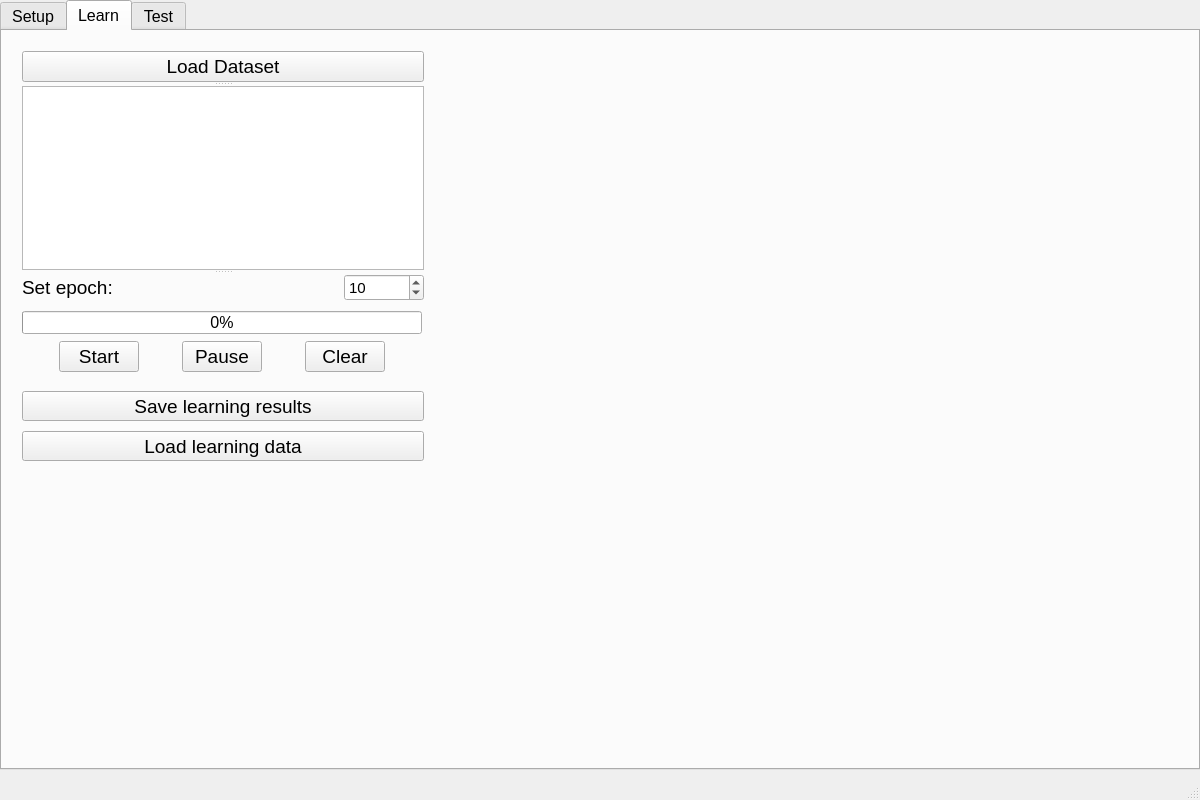
Before: the Qt Designer form src/mainwindow.ui in IgorMitiukliaev/CPP7_MLP, drawn with Qt 5.
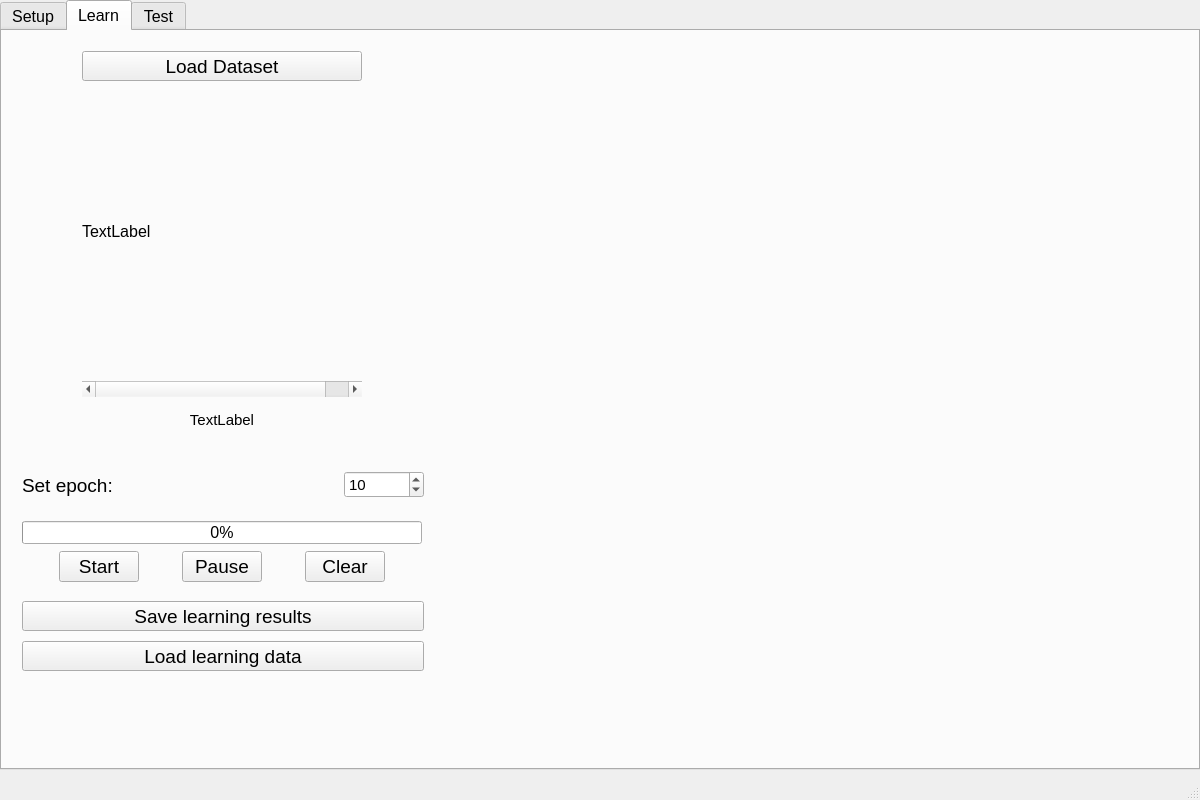
After: the same form once the commit is applied.

```diff
--- a/src/mainwindow.ui
+++ b/src/mainwindow.ui
@@ -630,99 +630,11 @@
      <attribute name="title">
       <string>Learn</string>
      </attribute>
-     <widget class="QSplitter" name="splitter">
-      <property name="geometry">
-       <rect>
-        <x>20</x>
-        <y>20</y>
-        <width>402</width>
-        <height>250</height>
-       </rect>
-      </property>
-      <property name="orientation">
-       <enum>Qt::Vertical</enum>
-      </property>
-      <widget class="QPushButton" name="btnLoadDataset">
-       <property name="sizePolicy">
-        <sizepolicy hsizetype="Fixed" vsizetype="Fixed">
-         <horstretch>0</horstretch>
-         <verstretch>0</verstretch>
-        </sizepolicy>
-       </property>
-       <property name="font">
-        <font>
-         <pointsize>14</pointsize>
-        </font>
-       </property>
-       <property name="text">
-        <string>Load Dataset</string>
-       </property>
-      </widget>
-      <widget class="QTextBrowser" name="textBrowser"/>
-      <widget class="QWidget" name="layoutWidget_6">
-       <layout class="QHBoxLayout" name="horizontalLayout_9">
-        <property name="spacing">
-         <number>10</number>
-        </property>
-        <item>
-         <widget class="QLabel" name="label_11">
-          <property name="minimumSize">
-           <size>
-            <width>310</width>
-            <height>0</height>
-           </size>
-          </property>
-          <property name="font">
-           <font>
-            <pointsize>14</pointsize>
-           </font>
-          </property>
-          <property name="text">
-           <string>Set epoch:</string>
-          </property>
-         </widget>
-        </item>
-        <item>
-         <widget class="QSpinBox" name="spinBox_8">
-          <property name="sizePolicy">
-           <sizepolicy hsizetype="Fixed" vsizetype="Fixed">
-            <horstretch>0</horstretch>
-            <verstretch>0</verstretch>
-           </sizepolicy>
-          </property>
-          <property name="minimumSize">
-           <size>
-            <width>80</width>
-            <height>0</height>
-           </size>
-          </property>
-          <property name="font">
-           <font>
-            <pointsize>11</pointsize>
-           </font>
-          </property>
-          <property name="minimum">
-           <number>1</number>
-          </property>
-          <property name="maximum">
-           <number>100000</number>
-          </property>
-          <property name="stepType">
-           <enum>QAbstractSpinBox::AdaptiveDecimalStepType</enum>
-          </property>
-          <property name="value">
-           <number>10</number>
-          </property>
-         </widget>
-        </item>
-       </layout>
-      </widget>
-     </widget>
      <widget class="QProgressBar" name="progressBar">
       <property name="geometry">
        <rect>
         <x>20</x>
-        <y>280</y>
+        <y>490</y>
         <width>400</width>
         <height>23</height>
        </rect>
@@ -735,7 +647,7 @@
       <property name="geometry">
        <rect>
         <x>20</x>
-        <y>310</y>
+        <y>520</y>
         <width>401</width>
         <height>32</height>
        </rect>
@@ -801,7 +713,7 @@
       <property name="geometry">
        <rect>
         <x>20</x>
-        <y>400</y>
+        <y>610</y>
         <width>402</width>
         <height>30</height>
        </rect>
@@ -825,7 +737,7 @@
       <property name="geometry">
        <rect>
         <x>20</x>
-        <y>360</y>
+        <y>570</y>
         <width>402</width>
         <height>30</height>
        </rect>
@@ -845,6 +757,146 @@
        <string>Save learning results</string>
       </property>
      </widget>
+     <widget class="QScrollBar" name="scbDatasetPage">
+      <property name="geometry">
+       <rect>
+        <x>80</x>
+        <y>350</y>
+        <width>280</width>
+        <height>16</height>
+       </rect>
+      </property>
+      <property name="maximum">
+       <number>1</number>
+      </property>
+      <property name="orientation">
+       <enum>Qt::Horizontal</enum>
+      </property>
+     </widget>
+     <widget class="QLabel" name="lblDatasetPage">
+      <property name="geometry">
+       <rect>
+        <x>80</x>
+        <y>380</y>
+        <width>280</width>
+        <height>17</height>
+       </rect>
+      </property>
+      <property name="font">
+       <font>
+        <pointsize>11</pointsize>
+       </font>
+      </property>
+      <property name="text">
+       <string>TextLabel</string>
+      </property>
+      <property name="alignment">
+       <set>Qt::AlignCenter</set>
+      </property>
+     </widget>
+     <widget class="QWidget" name="layoutWidget_6">
+      <property name="geometry">
+       <rect>
+        <x>20</x>
+        <y>440</y>
+        <width>402</width>
+        <height>28</height>
+       </rect>
+      </property>
+      <layout class="QHBoxLayout" name="horizontalLayout_9">
+       <property name="spacing">
+        <number>10</number>
+       </property>
+       <item>
+        <widget class="QLabel" name="label_11">
+         <property name="minimumSize">
+          <size>
+           <width>310</width>
+           <height>0</height>
+          </size>
+         </property>
+         <property name="font">
+          <font>
+           <pointsize>14</pointsize>
+          </font>
+         </property>
+         <property name="text">
+          <string>Set epoch:</string>
+         </property>
+        </widget>
+       </item>
+       <item>
+        <widget class="QSpinBox" name="spinBox_8">
+         <property name="sizePolicy">
+          <sizepolicy hsizetype="Fixed" vsizetype="Fixed">
+           <horstretch>0</horstretch>
+           <verstretch>0</verstretch>
+          </sizepolicy>
+         </property>
+         <property name="minimumSize">
+          <size>
+           <width>80</width>
+           <height>0</height>
+          </size>
+         </property>
+         <property name="font">
+          <font>
+           <pointsize>11</pointsize>
+          </font>
+         </property>
+         <property name="minimum">
+          <number>1</number>
+         </property>
+         <property name="maximum">
+          <number>100000</number>
+         </property>
+         <property name="stepType">
+          <enum>QAbstractSpinBox::AdaptiveDecimalStepType</enum>
+         </property>
+         <property name="value">
+          <number>10</number>
+         </property>
+        </widget>
+       </item>
+      </layout>
+     </widget>
+     <widget class="QPushButton" name="btnLoadDataset">
+      <property name="geometry">
+       <rect>
+        <x>80</x>
+        <y>20</y>
+        <width>280</width>
+        <height>30</height>
+       </rect>
+      </property>
+      <property name="sizePolicy">
+       <sizepolicy hsizetype="Fixed" vsizetype="Fixed">
+        <horstretch>0</horstretch>
+        <verstretch>0</verstretch>
+       </sizepolicy>
+      </property>
+      <property name="font">
+       <font>
+        <pointsize>14</pointsize>
+       </font>
+      </property>
+      <property name="text">
+       <string>Load Dataset</string>
+      </property>
+     </widget>
+     <widget class="QLabel" name="lblPreview">
+      <property name="geometry">
+       <rect>
+        <x>80</x>
+        <y>60</y>
+        <width>280</width>
+        <height>280</height>
+       </rect>
+      </property>
+      <property name="text">
+       <string>TextLabel</string>
+      </property>
+     </widget>
     </widget>
     <widget class="QWidget" name="tabTest">
      <attribute name="title">
```
